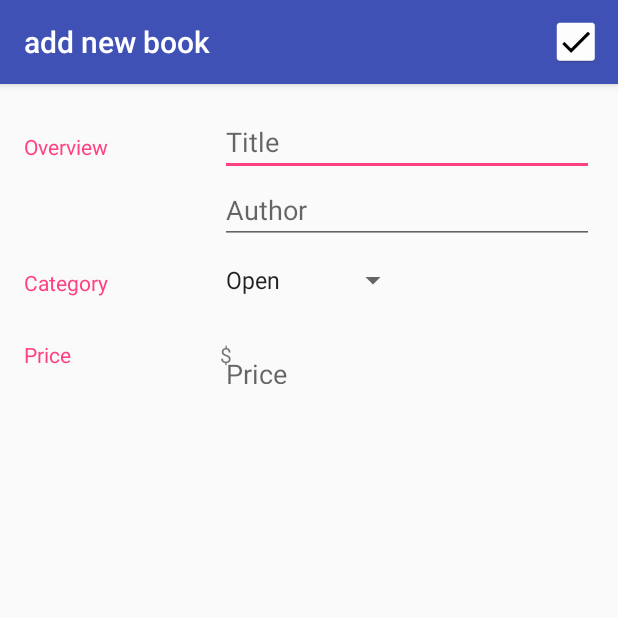
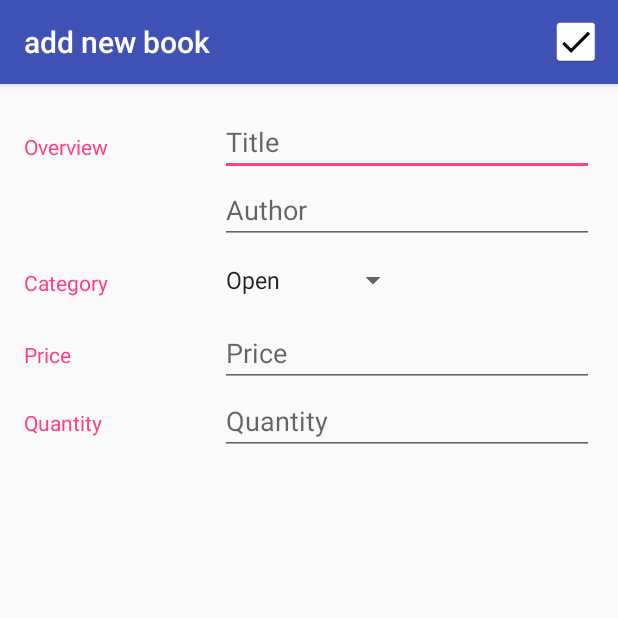
Before and after one commit to idzikowskijedrzej/InventoryApp2, an Android app: the screen it shows after launch (EditActivity), after a tap on an icon or button, on a phone screen of 412 x 824 dp, the top half of it. Run offline under Robolectric (Android 15) with nearby library versions, the phone set to English and light mode, and no system bars.

Commit message:
working with quantity column

```diff
--- a/app/src/main/java/com/example/jedrzej/inventoryapp2/BookCursorAdapter.java
+++ b/app/src/main/java/com/example/jedrzej/inventoryapp2/BookCursorAdapter.java
@@ -36,7 +36,6 @@ public class BookCursorAdapter extends CursorAdapter {
         int nameColumnIndex = cursor.getColumnIndex(BookEntry.COLUMN_BOOK_NAME);
         int authorColumnIndex = cursor.getColumnIndex(BookEntry.COLUMN_BOOK_AUTHOR);
         int priceColumnIndex = cursor.getColumnIndex(BookEntry.COLUMN_BOOK_PRICE);
-        Log.e("priceColumnIndex = ", " = " + priceColumnIndex);
 
         // Read the book attributes from the Cursor
         String bookName = cursor.getString(nameColumnIndex);
--- a/app/src/main/java/com/example/jedrzej/inventoryapp2/EditActivity.java
+++ b/app/src/main/java/com/example/jedrzej/inventoryapp2/EditActivity.java
@@ -38,6 +38,7 @@ public class EditActivity extends AppCompatActivity implements
     private EditText authorEditText;
     private EditText priceEditText;
     private Spinner categorySpinner;
+    private EditText quantityEditText;
 
     private int category = BookEntry.CATEGORY_UNKNOWN;
 
@@ -79,10 +80,11 @@ public class EditActivity extends AppCompatActivity implements
         }
 
         // Find all relevant views that we will need to read user input from
-        nameEditText = (EditText) findViewById(R.id.edit_book_name);
-        authorEditText = (EditText) findViewById(R.id.edit_book_author);
-        priceEditText = (EditText) findViewById(R.id.edit_book_price);
-        categorySpinner = (Spinner) findViewById(R.id.spinner_category);
+        nameEditText = findViewById(R.id.edit_book_name);
+        authorEditText = findViewById(R.id.edit_book_author);
+        priceEditText = findViewById(R.id.edit_book_price);
+        categorySpinner = findViewById(R.id.spinner_category);
+        quantityEditText = findViewById(R.id.edit_book_quantity);
 
         // Setup OnTouchListeners on all the input fields, so we can determine if the user
         // has touched or modified them. This will let us know if there are unsaved changes
@@ -91,6 +93,7 @@ public class EditActivity extends AppCompatActivity implements
         authorEditText.setOnTouchListener(mTouchListener);
         priceEditText.setOnTouchListener(mTouchListener);
         categorySpinner.setOnTouchListener(mTouchListener);
+        quantityEditText.setOnTouchListener(mTouchListener);
 
         setupSpinner();
     }
@@ -135,6 +138,7 @@ public class EditActivity extends AppCompatActivity implements
         String nameString = nameEditText.getText().toString().trim();
         String authorString = authorEditText.getText().toString().trim();
         String priceString = priceEditText.getText().toString().trim();
+        String quantityString = quantityEditText.getText().toString().trim();
 
         // Check if this is supposed to be a new book
         // and check if all the fields in the editor are blank
@@ -151,12 +155,21 @@ public class EditActivity extends AppCompatActivity implements
         values.put(BookEntry.COLUMN_BOOK_NAME, nameString);
         values.put(BookEntry.COLUMN_BOOK_AUTHOR, authorString);
         values.put(BookEntry.COLUMN_BOOK_CATEGORY, category);
+
         // If the price is not provided by the user, use 0 by default
         int price = 0;
         if (!TextUtils.isEmpty(priceString)) {
             price = Integer.parseInt(priceString);
         }
         values.put(BookEntry.COLUMN_BOOK_PRICE, price);
+
+        // If quantity is not provided by user use 1 by default
+        int quantity = 1;
+        if (!TextUtils.isEmpty(quantityString)) {
+            quantity = Integer.parseInt(quantityString);
+        }
+        values.put(BookEntry.COLUMN_BOOK_QUANTITY, quantity);
+
 
         // Determine if this is a new or existing book by checking if currentBookUri is null or not
         if (currentBookUri == null) {
@@ -274,7 +287,8 @@ public class EditActivity extends AppCompatActivity implements
                 BookEntry.COLUMN_BOOK_NAME,
                 BookEntry.COLUMN_BOOK_AUTHOR,
                 BookEntry.COLUMN_BOOK_CATEGORY,
-                BookEntry.COLUMN_BOOK_PRICE };
+                BookEntry.COLUMN_BOOK_PRICE,
+                BookEntry.COLUMN_BOOK_QUANTITY};
 
         // This loader will execute the ContentProvider's query method on a background thread
         return new CursorLoader(this,   // Parent activity context
@@ -297,25 +311,28 @@ public class EditActivity extends AppCompatActivity implements
         if (cursor.moveToFirst()) {
             // Find the columns of book attributes that we're interested in
             int nameColumnIndex = cursor.getColumnIndex(BookEntry.COLUMN_BOOK_NAME);
-            int breedColumnIndex = cursor.getColumnIndex(BookEntry.COLUMN_BOOK_AUTHOR);
-            int genderColumnIndex = cursor.getColumnIndex(BookEntry.COLUMN_BOOK_CATEGORY);
-            int weightColumnIndex = cursor.getColumnIndex(BookEntry.COLUMN_BOOK_PRICE);
+            int authorColumnIndex = cursor.getColumnIndex(BookEntry.COLUMN_BOOK_AUTHOR);
+            int categoryColumnIndex = cursor.getColumnIndex(BookEntry.COLUMN_BOOK_CATEGORY);
+            int priceColumnIndex = cursor.getColumnIndex(BookEntry.COLUMN_BOOK_PRICE);
+            int quantityColumnIndex = cursor.getColumnIndex(BookEntry.COLUMN_BOOK_QUANTITY);
 
             // Extract out the value from the Cursor for the given column index
             String name = cursor.getString(nameColumnIndex);
-            String breed = cursor.getString(breedColumnIndex);
-            int gender = cursor.getInt(genderColumnIndex);
-            int weight = cursor.getInt(weightColumnIndex);
+            String author = cursor.getString(authorColumnIndex);
+            int category = cursor.getInt(categoryColumnIndex);
+            int price = cursor.getInt(priceColumnIndex);
+            int quantity = cursor.getInt(quantityColumnIndex);
 
             // Update the views on the screen with the values from the database
             nameEditText.setText(name);
-            authorEditText.setText(breed);
-            priceEditText.setText(Integer.toString(weight));
+            authorEditText.setText(author);
+            priceEditText.setText(Integer.toString(price));
+            quantityEditText.setText(Integer.toString(quantity));
 
             // Gender is a dropdown spinner, so map the constant value from the database
             // into one of the dropdown options (0 is Unknown, 1 is Male, 2 is Female).
             // Then call setSelection() so that option is displayed on screen as the current selection.
-            switch (gender) {
+            switch (category) {
                 case BookEntry.CATEGORY_OPEN:
                     categorySpinner.setSelection(1);
                     break;
@@ -335,6 +352,7 @@ public class EditActivity extends AppCompatActivity implements
         nameEditText.setText("");
         authorEditText.setText("");
         priceEditText.setText("");
+        quantityEditText.setText("");
         categorySpinner.setSelection(0); // Select "Unknown" gender
     }
 
--- a/app/src/main/java/com/example/jedrzej/inventoryapp2/MainActivity.java
+++ b/app/src/main/java/com/example/jedrzej/inventoryapp2/MainActivity.java
@@ -72,6 +72,7 @@ public class MainActivity extends AppCompatActivity implements
         values.put(BookEntry.COLUMN_BOOK_AUTHOR, "Author");
         values.put(BookEntry.COLUMN_BOOK_CATEGORY, BookEntry.CATEGORY_UNKNOWN);
         values.put(BookEntry.COLUMN_BOOK_PRICE, 10);
+        values.put(BookEntry.COLUMN_BOOK_QUANTITY, 10);
 
         Uri newUri = getContentResolver().insert(BookEntry.CONTENT_URI, values);
     }
@@ -113,7 +114,8 @@ public class MainActivity extends AppCompatActivity implements
                 BookEntry.COLUMN_BOOK_NAME,
                 BookEntry.COLUMN_BOOK_AUTHOR,
                 BookEntry.COLUMN_BOOK_CATEGORY,
-                BookEntry.COLUMN_BOOK_PRICE};
+                BookEntry.COLUMN_BOOK_PRICE,
+                BookEntry.COLUMN_BOOK_QUANTITY};
 
         // This loader will execute the ContentProvider's query method on a background thread
         return new CursorLoader(this,   // Parent activity context
--- a/app/src/main/java/com/example/jedrzej/inventoryapp2/data/BookDbHelper.java
+++ b/app/src/main/java/com/example/jedrzej/inventoryapp2/data/BookDbHelper.java
@@ -38,8 +38,8 @@ public class BookDbHelper extends SQLiteOpenHelper {
                 + BookEntry.COLUMN_BOOK_NAME + " TEXT NOT NULL, "
                 + BookEntry.COLUMN_BOOK_AUTHOR + " TEXT, "
                 + BookEntry.COLUMN_BOOK_CATEGORY + " INTEGER NOT NULL, "
-                + BookEntry.COLUMN_BOOK_QUANTITY + "INTEGER NOT NULL DEFAULT 1, "
-                + BookEntry.COLUMN_BOOK_PRICE + " INTEGER NOT NULL DEFAULT 0);";
+                + BookEntry.COLUMN_BOOK_PRICE + " INTEGER NOT NULL DEFAULT 0, "
+                + BookEntry.COLUMN_BOOK_QUANTITY + " INTEGER NOT NULL DEFAULT 1 );";
 
 
         // Execute the SQL statement
--- a/app/src/main/res/layout/activity_edit.xml
+++ b/app/src/main/res/layout/activity_edit.xml
@@ -98,12 +98,34 @@
                 android:inputType="number"
                 style="@style/EditorFieldStyle" />
 
-            <!-- Units for weight (kg) -->
-            <TextView
-                android:id="@+id/label_price"
-                android:layout_height="wrap_content"
-                android:layout_width="wrap_content"
-                android:text="@string/unit_price"/>
+        </RelativeLayout>
+    </LinearLayout>
+
+    <LinearLayout
+        android:id="@+id/container_quantity"
+        android:layout_width="match_parent"
+        android:layout_height="wrap_content"
+        android:orientation="horizontal">
+
+        <!-- Label -->
+        <TextView
+            android:text="@string/book_quantity"
+            style="@style/CategoryStyle" />
+
+        <!-- Input fields -->
+        <RelativeLayout
+            android:layout_height="wrap_content"
+            android:layout_width="0dp"
+            android:layout_weight="2"
+            android:paddingLeft="4dp">
+
+            <!-- Weight field -->
+            <EditText
+                android:id="@+id/edit_book_quantity"
+                android:hint="@string/book_quantity"
+                android:inputType="number"
+                style="@style/EditorFieldStyle" />
+
         </RelativeLayout>
     </LinearLayout>
 </LinearLayout>
--- a/app/src/main/res/values/strings.xml
+++ b/app/src/main/res/values/strings.xml
@@ -14,6 +14,7 @@
 
     <string name="book_category">Category</string>
     <string name="book_price">Price</string>
+    <string name="book_quantity">Quantity</string>
 
     <string name="category_open">Open</string>
     <string name="category_mature">Mature</string>
```
